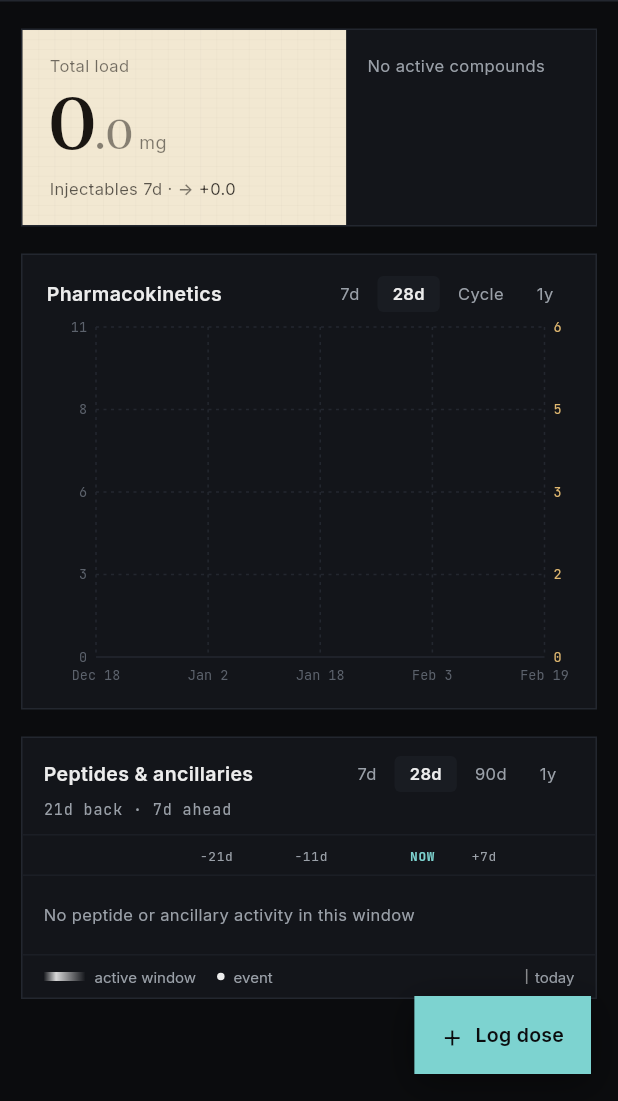
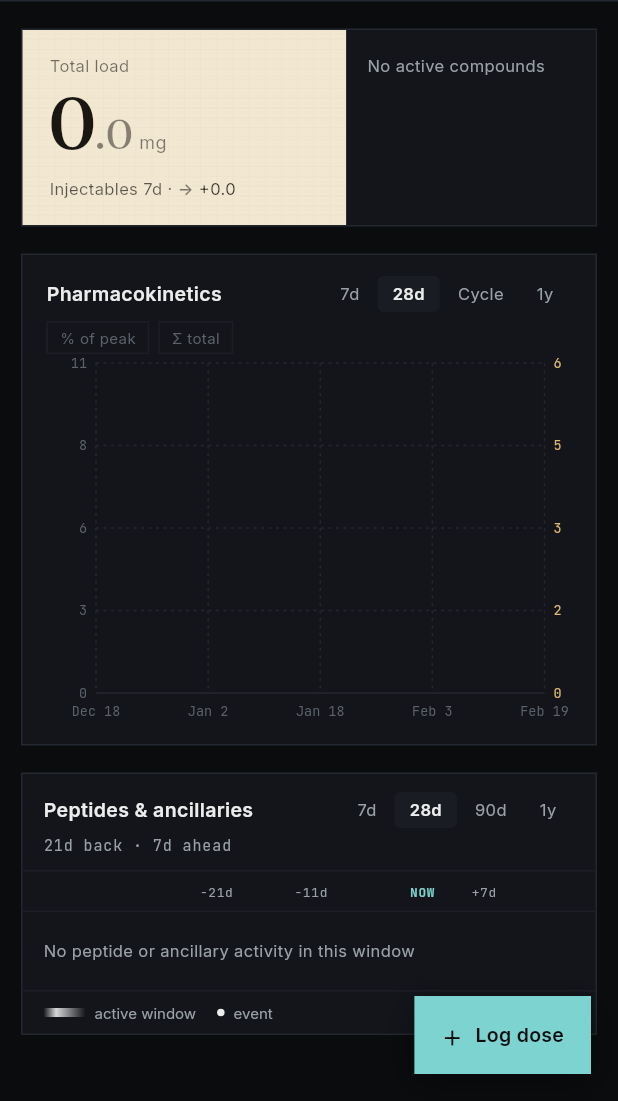
Before and after one commit to shamanchikq/protolog, a Flutter app: the screen it shows after launch, on a phone screen of 412 x 824 dp, the part 135-1236 px from its top. Run offline on Flutter 3.47's test engine with Material 3 defaults, Android fonts, the phone set to English and light mode, and no system bars; our stand-ins replace flutter_local_notifications, flutter_timezone, share_plus, shared_preferences, timezone; missing offline and left inert: file_selector.

Commit message:
feat: expose normalized + cumulative chart modes on PK card (F5)
Engine and painter already supported both via GraphSettings; two new mode
pills ("% of peak", "Sigma total") under the Pharmacokinetics header now
toggle them. Widget-tested.

Co-Authored-By: Claude Fable 5 <noreply@anthropic.com>

```diff
--- a/lib/main.dart
+++ b/lib/main.dart
@@ -951,6 +951,12 @@ class _MainScreenState extends State<MainScreen> {
                   });
                   _refreshGraph();
                 },
+                onSettingsChanged: (s) {
+                  setState(() => settings = s);
+                  // Cumulative adds a curve engine-side; normalized is
+                  // paint-only but the recompute is cheap and keeps one path.
+                  _refreshGraph();
+                },
               );
             },
           ),
--- a/lib/ui/widgets/pk_chart_card.dart
+++ b/lib/ui/widgets/pk_chart_card.dart
@@ -7,6 +7,7 @@ class PKChartCard extends StatelessWidget {
   final ComputedGraphData? graphData;
   final GraphSettings settings;
   final ValueChanged<String> onRangeChanged;
+  final ValueChanged<GraphSettings> onSettingsChanged;
 
   /// Live base→color resolver. Falls back to the static redesign palette when
   /// not supplied (e.g. in widget tests).
@@ -17,6 +18,7 @@ class PKChartCard extends StatelessWidget {
     required this.graphData,
     required this.settings,
     required this.onRangeChanged,
+    required this.onSettingsChanged,
     this.colorResolver,
   });
 
@@ -41,6 +43,34 @@ class PKChartCard extends StatelessWidget {
             ),
           ),
           Padding(
+            padding: const EdgeInsets.fromLTRB(16, 0, 16, 2),
+            child: Row(
+              children: [
+                _ModePill(
+                  label: '% of peak',
+                  active: settings.normalized,
+                  onTap: () => onSettingsChanged(GraphSettings(
+                    normalized: !settings.normalized,
+                    cumulative: settings.cumulative,
+                    showPeptides: settings.showPeptides,
+                    timeRange: settings.timeRange,
+                  )),
+                ),
+                const SizedBox(width: 6),
+                _ModePill(
+                  label: 'Σ total',
+                  active: settings.cumulative,
+                  onTap: () => onSettingsChanged(GraphSettings(
+                    normalized: settings.normalized,
+                    cumulative: !settings.cumulative,
+                    showPeptides: settings.showPeptides,
+                    timeRange: settings.timeRange,
+                  )),
+                ),
+              ],
+            ),
+          ),
+          Padding(
             padding: const EdgeInsets.fromLTRB(4, 4, 14, 14),
             child: graphData == null
                 ? const SizedBox(height: 240, child: Center(child: CircularProgressIndicator(strokeWidth: 2)))
@@ -60,6 +90,39 @@ class PKChartCard extends StatelessWidget {
                   ),
           ),
         ],
+      ),
+    );
+  }
+}
+
+/// Small toggle for the engine-side graph modes (normalized / cumulative).
+class _ModePill extends StatelessWidget {
+  final String label;
+  final bool active;
+  final VoidCallback onTap;
+  const _ModePill({required this.label, required this.active, required this.onTap});
+
+  @override
+  Widget build(BuildContext context) {
+    return GestureDetector(
+      onTap: onTap,
+      child: Container(
+        padding: const EdgeInsets.symmetric(horizontal: 8, vertical: 3),
+        decoration: BoxDecoration(
+          color: active ? AppTheme.surface2 : Colors.transparent,
+          border: Border.all(
+            color: active ? AppTheme.accentDeep : AppTheme.borderSoft,
+            width: 1,
+          ),
+        ),
+        child: Text(
+          label,
+          style: AppTheme.sans(
+            size: 10,
+            color: active ? AppTheme.accent : AppTheme.fgDim,
+            weight: active ? FontWeight.w600 : FontWeight.w400,
+          ),
+        ),
       ),
     );
   }
```
Also changed, not shown: 1 other file.
